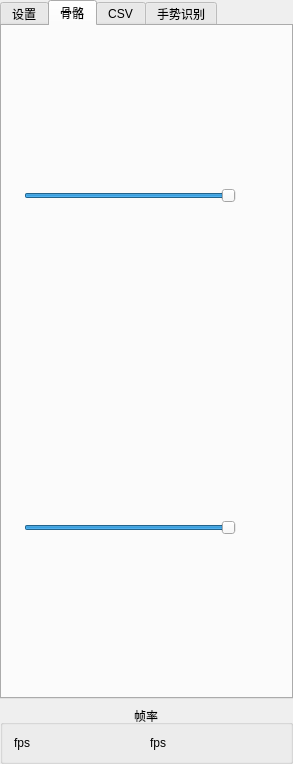
First picture: the form in ui/h2Widget.ui, repository FOHEART/MotionGloveUI, before the edit.
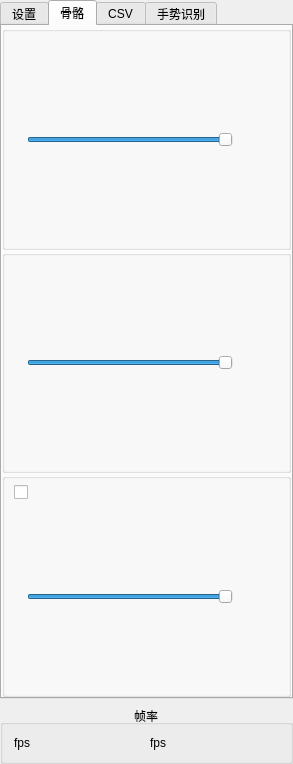
Second picture: the form after the edit. The open tabs and pages were chosen to show the change.

Commit message:
feat(h2Widget): 骨骼页三组设置 + 骨骼连线开关与透明度
新增 CB_boneLines / SL_boneLineOpacity（默认不勾选、100%）并暴露 boneLinesVisible() / boneLineOpacityPercent() 与对应信号；把关节点、骨骼、骨骼连线三条设置移到底部并按 QGroupBox 分组；整页文字置白、滚动条宽度统一为 10 px。

Diff of the .ui file:
```diff
--- a/ui/h2Widget.ui
+++ b/ui/h2Widget.ui
@@ -187,7 +187,10 @@
       <attribute name="title">
        <string>骨骼</string>
       </attribute>
-      <layout class="QGridLayout" name="gridLayout_3">
+      <layout class="QVBoxLayout" name="VL_skeletonTab">
+       <property name="spacing">
+        <number>0</number>
+       </property>
        <property name="leftMargin">
         <number>0</number>
        </property>
@@ -200,92 +203,20 @@
        <property name="bottomMargin">
         <number>0</number>
        </property>
-       <property name="spacing">
-        <number>0</number>
-       </property>
-       <item row="0" column="0" colspan="2">
-        <layout class="QHBoxLayout" name="HL_skeletonOpacity">
-         <property name="leftMargin">
-          <number>9</number>
-         </property>
-         <property name="topMargin">
-          <number>6</number>
-         </property>
-         <property name="rightMargin">
-          <number>9</number>
-         </property>
-         <property name="bottomMargin">
-          <number>2</number>
-         </property>
-         <property name="spacing">
-          <number>6</number>
-         </property>
          <item>
-          <widget class="QLabel" name="LBL_skeletonOpacityTitle">
-           <property name="sizePolicy">
-            <sizepolicy hsizetype="Preferred" vsizetype="Preferred">
-             <horstretch>0</horstretch>
-             <verstretch>0</verstretch>
-            </sizepolicy>
-           </property>
-           <property name="text">
-            <string/>
-           </property>
-          </widget>
+        <layout class="QVBoxLayout" name="VL_skeleton"/>
          </item>
          <item>
-          <widget class="QSlider" name="SL_skeletonOpacity">
-           <property name="minimumSize">
-            <size>
-             <width>80</width>
-             <height>0</height>
-            </size>
-           </property>
-           <property name="orientation">
-            <enum>Qt::Horizontal</enum>
-           </property>
-           <property name="minimum">
-            <number>0</number>
-           </property>
-           <property name="maximum">
-            <number>100</number>
-           </property>
-           <property name="singleStep">
-            <number>5</number>
-           </property>
-           <property name="pageStep">
-            <number>10</number>
-           </property>
-           <property name="value">
-            <number>100</number>
-           </property>
-          </widget>
-         </item>
-         <item>
-          <widget class="QLabel" name="LBL_skeletonOpacityValue">
-           <property name="minimumSize">
-            <size>
-             <width>40</width>
-             <height>0</height>
-            </size>
-           </property>
-           <property name="text">
+        <widget class="QGroupBox" name="GB_joints">
+         <property name="title">
             <string/>
            </property>
-           <property name="alignment">
-            <set>Qt::AlignRight|Qt::AlignTrailing|Qt::AlignVCenter</set>
-           </property>
-          </widget>
-         </item>
-        </layout>
-       </item>
-       <item row="1" column="0" colspan="2">
         <layout class="QHBoxLayout" name="HL_jointOpacity">
          <property name="leftMargin">
           <number>9</number>
          </property>
          <property name="topMargin">
-          <number>2</number>
+           <number>6</number>
          </property>
          <property name="rightMargin">
           <number>9</number>
@@ -354,9 +285,195 @@
           </widget>
          </item>
         </layout>
+        </widget>
        </item>
-       <item row="2" column="0" colspan="2">
-        <layout class="QVBoxLayout" name="VL_skeleton"/>
+       <item>
+        <widget class="QGroupBox" name="GB_bones">
+         <property name="title">
+          <string/>
+         </property>
+         <layout class="QHBoxLayout" name="HL_skeletonOpacity">
+          <property name="leftMargin">
+           <number>9</number>
+          </property>
+          <property name="topMargin">
+           <number>6</number>
+          </property>
+          <property name="rightMargin">
+           <number>9</number>
+          </property>
+          <property name="bottomMargin">
+           <number>6</number>
+          </property>
+          <property name="spacing">
+           <number>6</number>
+          </property>
+          <item>
+           <widget class="QLabel" name="LBL_skeletonOpacityTitle">
+            <property name="sizePolicy">
+             <sizepolicy hsizetype="Preferred" vsizetype="Preferred">
+              <horstretch>0</horstretch>
+              <verstretch>0</verstretch>
+             </sizepolicy>
+            </property>
+            <property name="text">
+             <string/>
+            </property>
+           </widget>
+          </item>
+          <item>
+           <widget class="QSlider" name="SL_skeletonOpacity">
+            <property name="minimumSize">
+             <size>
+              <width>80</width>
+              <height>0</height>
+             </size>
+            </property>
+            <property name="focusPolicy">
+             <enum>Qt::NoFocus</enum>
+            </property>
+            <property name="orientation">
+             <enum>Qt::Horizontal</enum>
+            </property>
+            <property name="minimum">
+             <number>0</number>
+            </property>
+            <property name="maximum">
+             <number>100</number>
+            </property>
+            <property name="singleStep">
+             <number>5</number>
+            </property>
+            <property name="pageStep">
+             <number>10</number>
+            </property>
+            <property name="value">
+             <number>100</number>
+            </property>
+           </widget>
+          </item>
+          <item>
+           <widget class="QLabel" name="LBL_skeletonOpacityValue">
+            <property name="minimumSize">
+             <size>
+              <width>40</width>
+              <height>0</height>
+             </size>
+            </property>
+            <property name="text">
+             <string/>
+            </property>
+            <property name="alignment">
+             <set>Qt::AlignRight|Qt::AlignTrailing|Qt::AlignVCenter</set>
+            </property>
+           </widget>
+          </item>
+         </layout>
+        </widget>
+       </item>
+       <item>
+        <widget class="QGroupBox" name="GB_boneLinks">
+         <property name="title">
+          <string/>
+         </property>
+         <layout class="QVBoxLayout" name="VL_boneLinks">
+          <property name="leftMargin">
+           <number>9</number>
+          </property>
+          <property name="topMargin">
+           <number>6</number>
+          </property>
+          <property name="rightMargin">
+           <number>9</number>
+          </property>
+          <property name="bottomMargin">
+           <number>6</number>
+          </property>
+          <property name="spacing">
+           <number>6</number>
+          </property>
+          <item>
+           <widget class="QCheckBox" name="CB_boneLines">
+            <property name="focusPolicy">
+             <enum>Qt::NoFocus</enum>
+            </property>
+            <property name="text">
+             <string/>
+            </property>
+            <property name="checked">
+             <bool>false</bool>
+            </property>
+           </widget>
+          </item>
+          <item>
+           <layout class="QHBoxLayout" name="HL_boneLineOpacity">
+            <property name="spacing">
+             <number>6</number>
+            </property>
+            <item>
+             <widget class="QLabel" name="LBL_boneLineOpacityTitle">
+              <property name="sizePolicy">
+               <sizepolicy hsizetype="Preferred" vsizetype="Preferred">
+                <horstretch>0</horstretch>
+                <verstretch>0</verstretch>
+               </sizepolicy>
+              </property>
+              <property name="text">
+               <string/>
+              </property>
+             </widget>
+            </item>
+            <item>
+             <widget class="QSlider" name="SL_boneLineOpacity">
+              <property name="minimumSize">
+               <size>
+                <width>80</width>
+                <height>0</height>
+               </size>
+              </property>
+              <property name="focusPolicy">
+               <enum>Qt::NoFocus</enum>
+              </property>
+              <property name="orientation">
+               <enum>Qt::Horizontal</enum>
+              </property>
+              <property name="minimum">
+               <number>0</number>
+              </property>
+              <property name="maximum">
+               <number>100</number>
+              </property>
+              <property name="singleStep">
+               <number>5</number>
+              </property>
+              <property name="pageStep">
+               <number>10</number>
+              </property>
+              <property name="value">
+               <number>100</number>
+              </property>
+             </widget>
+            </item>
+            <item>
+             <widget class="QLabel" name="LBL_boneLineOpacityValue">
+              <property name="minimumSize">
+               <size>
+                <width>40</width>
+                <height>0</height>
+               </size>
+              </property>
+              <property name="text">
+               <string/>
+              </property>
+              <property name="alignment">
+               <set>Qt::AlignRight|Qt::AlignTrailing|Qt::AlignVCenter</set>
+              </property>
+             </widget>
+            </item>
+           </layout>
+          </item>
+         </layout>
+        </widget>
        </item>
       </layout>
      </widget>
```
Left out of the diff: 3 changed lines with no effect on the pictures. Lines whose indentation alone changed are shown as unchanged. The commit also changes 2 other files.
